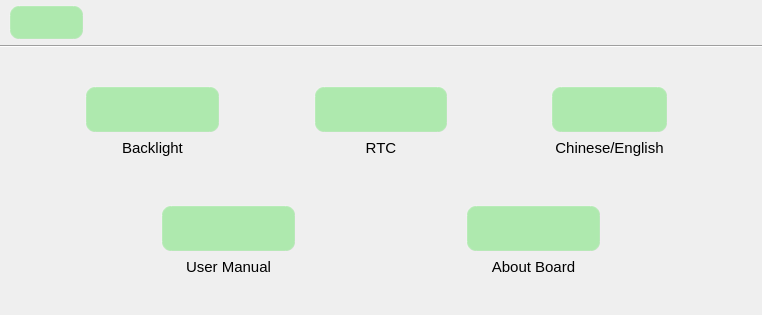
First picture: the form in sys_setting.ui, repository jizizihe/baijie_demo, before the edit.
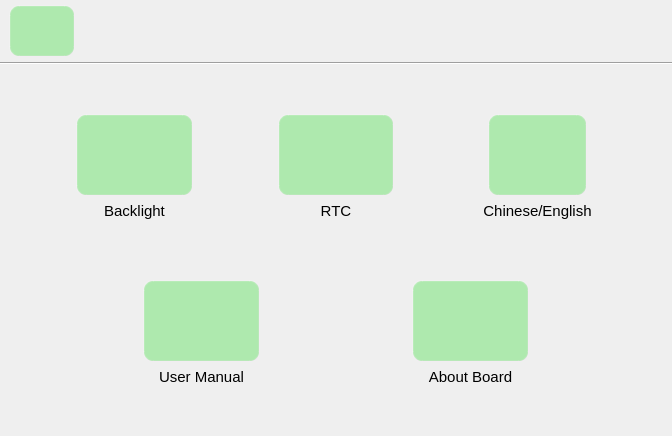
Second picture: the form after the edit. Icons and pictures are not drawn.

Patch:
```diff
--- a/sys_setting.ui
+++ b/sys_setting.ui
@@ -6,8 +6,8 @@
    <rect>
     <x>0</x>
     <y>0</y>
-    <width>762</width>
-    <height>315</height>
+    <width>672</width>
+    <height>436</height>
    </rect>
   </property>
   <property name="sizePolicy">
```
